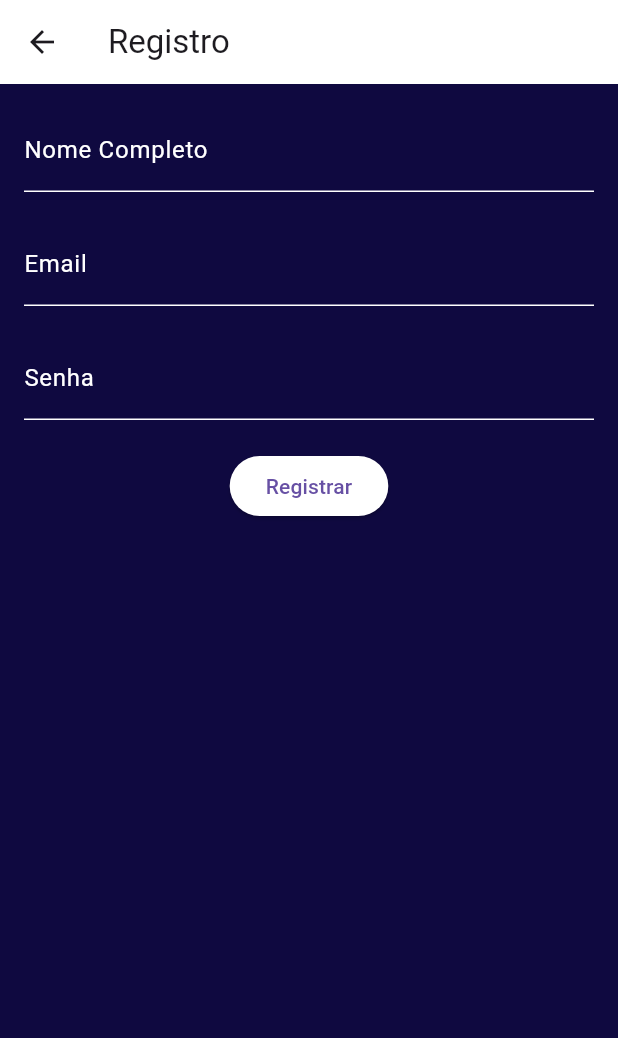
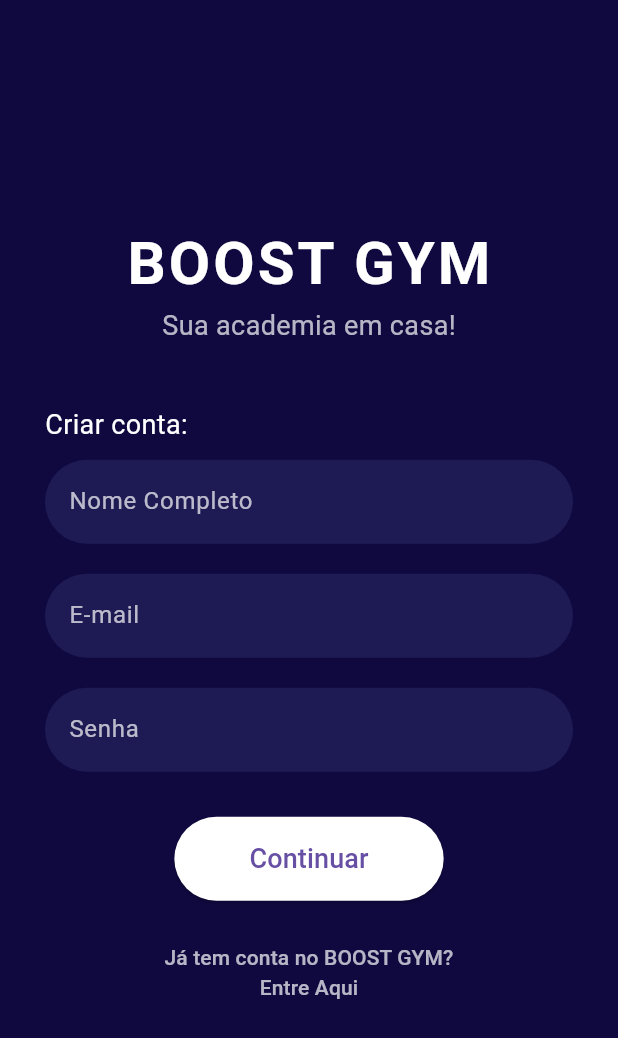
Before and after one commit to 1TTiringa/boostacademia, a Flutter app: the Registro screen opened by its route, on a phone screen of 412 x 824 dp. Shown: the top 1038 px of the screen. Run offline on Flutter 3.47's test engine with Material 3 defaults, Android fonts, the phone set to English and light mode, and no system bars.

Commit message:
login e registro estilizados

```diff
--- a/lib/main.dart
+++ b/lib/main.dart
@@ -19,81 +19,93 @@ class Login extends StatefulWidget {
 }
 
 class _LoginPage extends State<Login> {
-  TextEditingController usuario = TextEditingController();
-  TextEditingController senha = TextEditingController();
+  TextEditingController emailController = TextEditingController();
+  TextEditingController senhaController = TextEditingController();
 
   @override
   Widget build(BuildContext context) {
     return Scaffold(
       backgroundColor: const Color(0xFF0f0940), // Cor de fundo
-      body: Stack(
+      body: Center(
+        child: Padding(
+          padding: const EdgeInsets.symmetric(horizontal: 30.0),
+          child: Column(
+            mainAxisAlignment: MainAxisAlignment.center,
             children: [
-          Container(
-            padding: const EdgeInsets.only(left: 35, top: 130),
-            child: const Text(
-              'Boost Academia',
+              const Text(
+                'BOOST GYM',
                 style: TextStyle(
-                color: Colors.white, // Texto branco para contraste
-                fontSize: 45,
+                  color: Colors.white,
+                  fontSize: 40,
+                  fontWeight: FontWeight.bold,
+                  letterSpacing: 2.0,
+                ),
+              ),
+              const Text(
+                'Sua academia em casa!',
+                style: TextStyle(
+                  color: Colors.white70,
+                  fontSize: 18,
+                ),
+              ),
+              const SizedBox(height: 40),
+              const Align(
+                alignment: Alignment.centerLeft,
+                child: Text(
+                  'Login:',
+                  style: TextStyle(
+                    color: Colors.white,
+                    fontSize: 18,
                   ),
                 ),
               ),
-          SingleChildScrollView(
-            child: Container(
-              padding: EdgeInsets.only(
-                  top: MediaQuery.of(context).size.height * 0.4,
-                  right: 35,
-                  left: 35),
-              child: Column(
-                children: [
-                  TextFormField(
-                    controller: usuario,
-                    style: const TextStyle(color: Colors.white), // Texto branco
-                    decoration: const InputDecoration(
-                      labelText: "Email",
-                      labelStyle: TextStyle(color: Colors.white), // Label branco
-                      enabledBorder: UnderlineInputBorder(
-                        borderSide: BorderSide(color: Colors.white), // Borda branca
+              const SizedBox(height: 10),
+              TextField(
+                controller: emailController,
+                style: const TextStyle(color: Colors.white),
+                decoration: InputDecoration(
+                  hintText: 'E-mail',
+                  hintStyle: const TextStyle(color: Colors.white70),
+                  filled: true,
+                  fillColor: const Color(0xFF1e1a54),
+                  border: OutlineInputBorder(
+                    borderRadius: BorderRadius.circular(30),
+                    borderSide: BorderSide.none,
                   ),
                 ),
               ),
-                  const SizedBox(
-                    height: 20,
-                  ),
-                  TextFormField(
-                    controller: senha,
+              const SizedBox(height: 20),
+              TextField(
+                controller: senhaController,
                 obscureText: true,
-                    style: const TextStyle(color: Colors.white), // Texto branco
-                    decoration: const InputDecoration(
-                      hintText: "Senha",
-                      hintStyle: TextStyle(color: Colors.white), // Hint branco
-                      enabledBorder: UnderlineInputBorder(
-                        borderSide: BorderSide(color: Colors.white), // Borda branca
+                style: const TextStyle(color: Colors.white),
+                decoration: InputDecoration(
+                  hintText: 'Senha',
+                  hintStyle: const TextStyle(color: Colors.white70),
+                  filled: true,
+                  fillColor: const Color(0xFF1e1a54),
+                  border: OutlineInputBorder(
+                    borderRadius: BorderRadius.circular(30),
+                    borderSide: BorderSide.none,
                   ),
                 ),
               ),
-                  const SizedBox(
-                    height: 25,
-                  ),
-                  Row(
-                    mainAxisAlignment: MainAxisAlignment.spaceBetween,
-                    children: [
-                      CircleAvatar(
-                        radius: 25,
+              const SizedBox(height: 30),
+              ElevatedButton(
+                onPressed: () {
+                  // Lógica de login
+                },
+                style: ElevatedButton.styleFrom(
+                  padding: const EdgeInsets.symmetric(vertical: 15, horizontal: 50),
                   backgroundColor: Color.fromARGB(255, 255, 255, 255),
-                        child: IconButton(
-                          onPressed: () {
-                            if (usuario.text != "scania" || senha.text != "jeferson") {
-                              ScaffoldMessenger.of(context).showSnackBar(const SnackBar(
-                                content: Text('Usuário ou senha inválida'),
-                                backgroundColor: Colors.red,
-                              ));
-                            }
-                          },
-                          icon: const Icon(Icons.arrow_forward, color: Color.fromARGB(255, 0, 0, 0)),
+                  shape: RoundedRectangleBorder(
+                    borderRadius: BorderRadius.circular(30),
                   ),
                 ),
-                    ],
+                child: const Text(
+                  'Continuar',
+                  style: TextStyle(fontSize: 18),
+                ),
               ),
               const SizedBox(height: 20),
               TextButton(
@@ -101,15 +113,17 @@ class _LoginPage extends State<Login> {
                   Navigator.pushNamed(context, 'registro');
                 },
                 child: const Text(
-                      'Não tem uma conta? Registre-se',
-                      style: TextStyle(color: Colors.white), // Texto branco
+                  'Não é cadastrado(a) no BOOST GYM?\nCriar conta',
+                  textAlign: TextAlign.center,
+                  style: TextStyle(
+                    color: Colors.white70,
+                    fontSize: 14,
+                  ),
                 ),
               ),
             ],
           ),
         ),
-          ),
-        ],
       ),
     );
   }
@@ -123,75 +137,129 @@ class Registro extends StatefulWidget {
 }
 
 class _RegistroState extends State<Registro> {
-  TextEditingController nomeCompleto = TextEditingController();
-  TextEditingController usuario = TextEditingController();
-  TextEditingController senha = TextEditingController();
+  TextEditingController nomeCompletoController = TextEditingController();
+  TextEditingController emailController = TextEditingController();
+  TextEditingController senhaController = TextEditingController();
 
   @override
   Widget build(BuildContext context) {
     return Scaffold(
       backgroundColor: const Color(0xFF0f0940), // Cor de fundo
-      appBar: AppBar(
-        title: const Text('Registro'),
-        backgroundColor: Color.fromARGB(255, 255, 255, 255),
+      body: Center(
+        child: Padding(
+          padding: const EdgeInsets.symmetric(horizontal: 30.0),
+          child: Column(
+            mainAxisAlignment: MainAxisAlignment.center,
+            children: [
+              const Text(
+                'BOOST GYM',
+                style: TextStyle(
+                  color: Colors.white,
+                  fontSize: 40,
+                  fontWeight: FontWeight.bold,
+                  letterSpacing: 2.0,
                 ),
-      body: Padding(
-        padding: const EdgeInsets.all(16.0),
-        child: Column(
-          children: [
+              ),
+              const Text(
+                'Sua academia em casa!',
+                style: TextStyle(
+                  color: Colors.white70,
+                  fontSize: 18,
+                ),
+              ),
+              const SizedBox(height: 40),
+              const Align(
+                alignment: Alignment.centerLeft,
+                child: Text(
+                  'Criar conta:',
+                  style: TextStyle(
+                    color: Colors.white,
+                    fontSize: 18,
+                  ),
+                ),
+              ),
+              const SizedBox(height: 10),
               TextField(
-              controller: nomeCompleto,
-              style: const TextStyle(color: Colors.white), // Texto branco
-              decoration: const InputDecoration(
-                labelText: 'Nome Completo',
-                labelStyle: TextStyle(color: Colors.white), // Label branco
-                enabledBorder: UnderlineInputBorder(
-                  borderSide: BorderSide(color: Colors.white), // Borda branca
+                controller: nomeCompletoController,
+                style: const TextStyle(color: Colors.white),
+                decoration: InputDecoration(
+                  hintText: 'Nome Completo',
+                  hintStyle: const TextStyle(color: Colors.white70),
+                  filled: true,
+                  fillColor: const Color(0xFF1e1a54),
+                  border: OutlineInputBorder(
+                    borderRadius: BorderRadius.circular(30),
+                    borderSide: BorderSide.none,
                   ),
                 ),
               ),
               const SizedBox(height: 20),
               TextField(
-              controller: usuario,
-              style: const TextStyle(color: Colors.white), // Texto branco
-              decoration: const InputDecoration(
-                labelText: 'Email',
-                labelStyle: TextStyle(color: Colors.white), // Label branco
-                enabledBorder: UnderlineInputBorder(
-                  borderSide: BorderSide(color: Colors.white), // Borda branca
+                controller: emailController,
+                style: const TextStyle(color: Colors.white),
+                decoration: InputDecoration(
+                  hintText: 'E-mail',
+                  hintStyle: const TextStyle(color: Colors.white70),
+                  filled: true,
+                  fillColor: const Color(0xFF1e1a54),
+                  border: OutlineInputBorder(
+                    borderRadius: BorderRadius.circular(30),
+                    borderSide: BorderSide.none,
                   ),
                 ),
               ),
               const SizedBox(height: 20),
               TextField(
-              controller: senha,
+                controller: senhaController,
                 obscureText: true,
-              style: const TextStyle(color: Colors.white), // Texto branco
-              decoration: const InputDecoration(
-                labelText: 'Senha',
-                labelStyle: TextStyle(color: Colors.white), // Label branco
-                enabledBorder: UnderlineInputBorder(
-                  borderSide: BorderSide(color: Colors.white), // Borda branca
+                style: const TextStyle(color: Colors.white),
+                decoration: InputDecoration(
+                  hintText: 'Senha',
+                  hintStyle: const TextStyle(color: Colors.white70),
+                  filled: true,
+                  fillColor: const Color(0xFF1e1a54),
+                  border: OutlineInputBorder(
+                    borderRadius: BorderRadius.circular(30),
+                    borderSide: BorderSide.none,
                   ),
                 ),
               ),
-            const SizedBox(height: 20),
+              const SizedBox(height: 30),
               ElevatedButton(
                 onPressed: () {
-                // Aqui você pode adicionar a lógica para registrar o usuário
-                debugPrint('Nome Completo: ${nomeCompleto.text}');
-                debugPrint('Usuário: ${usuario.text}');
-                debugPrint('Senha: ${senha.text}');
-                Navigator.pop(context); // Volta para a página de login
+                  // Lógica de registro
+                  Navigator.pop(context);
                 },
-              child: const Text('Registrar'),
                 style: ElevatedButton.styleFrom(
+                  padding: const EdgeInsets.symmetric(vertical: 15, horizontal: 50),
                   backgroundColor: Color.fromARGB(255, 255, 255, 255),
+                  shape: RoundedRectangleBorder(
+                    borderRadius: BorderRadius.circular(30),
+                  ),
+                ),
+                child: const Text(
+                  'Continuar',
+                  style: TextStyle(fontSize: 18),
+                ),
+              ),
+              const SizedBox(height: 20),
+              TextButton(
+                onPressed: () {
+                  Navigator.pop(context);
+                },
+                child: const Text(
+                  'Já tem conta no BOOST GYM?\nEntre Aqui',
+                  textAlign: TextAlign.center,
+                  style: TextStyle(
+                    color: Colors.white70,
+                    fontSize: 14,
+                  ),
                 ),
               ),
             ],
           ),
         ),
+      ),
     );
   }
 }
```
Lines whose indentation alone changed are shown as unchanged.
